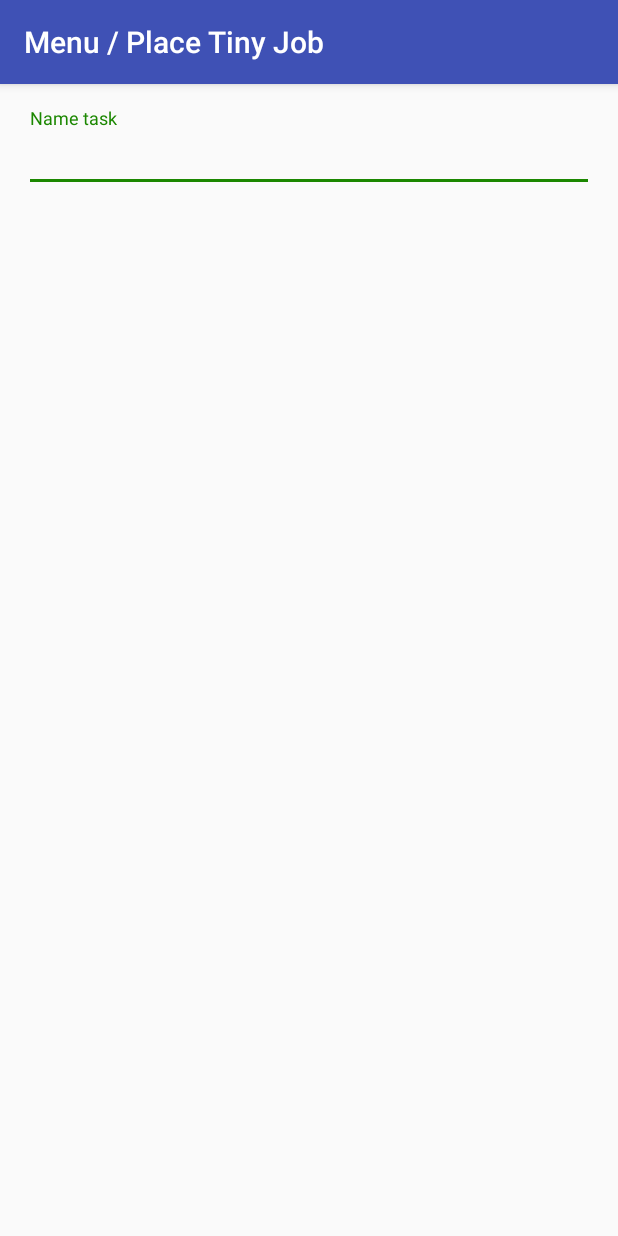
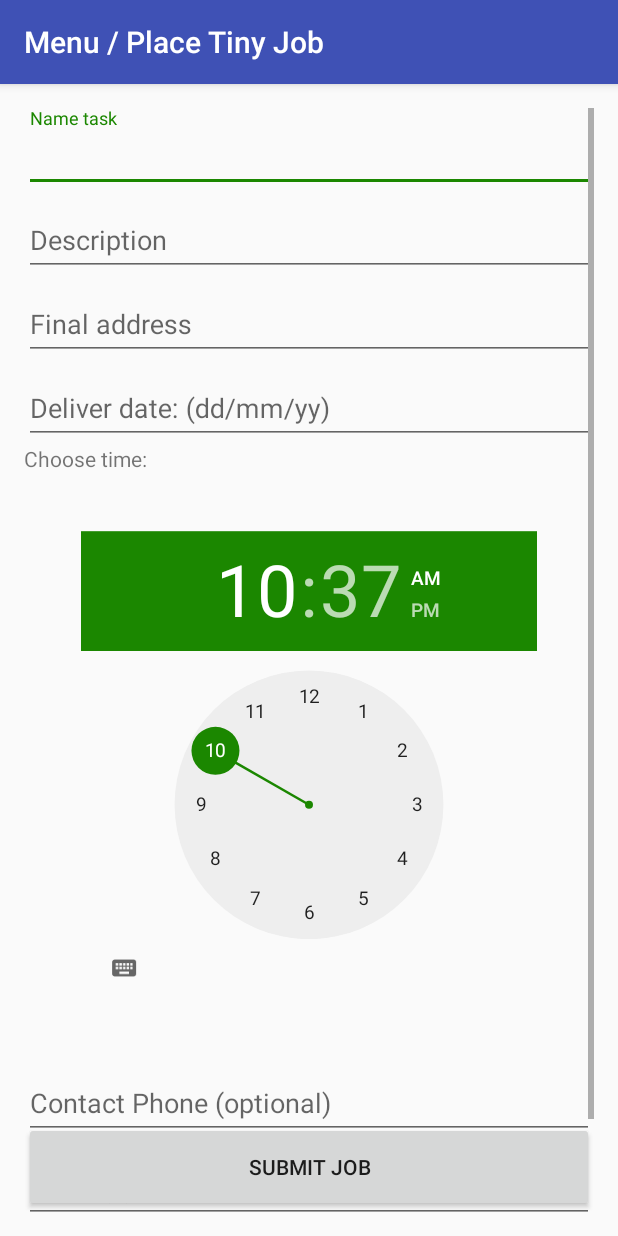
Before and after one commit to grzeprza/TinyJobs, an Android app: the PlaceTinyJob screen opened directly, with no data from a screen before it, on a phone screen of 412 x 824 dp. Run offline under Robolectric (Android 15) with nearby library versions, the phone set to English and light mode, and no system bars.

Commit message:
PlaceTinyJobs almost finished.

```diff
--- a/app/src/main/java/pl/project/gpmw/tinyjobs/PlaceTinyJob.java
+++ b/app/src/main/java/pl/project/gpmw/tinyjobs/PlaceTinyJob.java
@@ -1,13 +1,56 @@
 package pl.project.gpmw.tinyjobs;
 
+import android.app.DatePickerDialog;
 import android.os.Bundle;
 import android.support.v7.app.AppCompatActivity;
+import android.view.View;
+import android.widget.DatePicker;
+import android.widget.EditText;
+
+import java.text.SimpleDateFormat;
+import java.util.Calendar;
+import java.util.Locale;
 
 public class PlaceTinyJob extends AppCompatActivity {
+
+    Calendar myCalendar = Calendar.getInstance();
+    EditText editText_date;
+    DatePickerDialog.OnDateSetListener date;
 
     @Override
     protected void onCreate(Bundle savedInstanceState) {
         super.onCreate(savedInstanceState);
         setContentView(R.layout.activity_place_tiny_job);
+
+        date = new DatePickerDialog.OnDateSetListener()
+        {
+            @Override
+            public void onDateSet(DatePicker view, int year, int monthOfYear, int dayOfMonth) {
+                myCalendar.set(Calendar.YEAR, year);
+                myCalendar.set(Calendar.MONTH, monthOfYear);
+                myCalendar.set(Calendar.DAY_OF_MONTH, dayOfMonth);
+                updateLabel();
+            }
+        };
+
+        editText_date = (EditText) findViewById(R.id.editText_placeTinyJob_finalDate);
+        editText_date.setOnClickListener(new View.OnClickListener() {
+            @Override
+            public void onClick(View v) {
+                new DatePickerDialog(v.getContext(),
+                                        date,
+                                        myCalendar.get(Calendar.YEAR),
+                                        myCalendar.get(Calendar.MONTH),
+                                        myCalendar.get(Calendar.DAY_OF_MONTH)
+                                        ).show();
+            }
+        });
+    }
+
+    private void updateLabel()
+    {
+        String dateForme = "dd/mm/yy";
+        SimpleDateFormat simpleDateFormat = new SimpleDateFormat(dateForme, Locale.US);
+        editText_date.setText(simpleDateFormat.format(myCalendar.getTime()));
     }
 }
--- a/app/src/main/res/layout/activity_place_tiny_job.xml
+++ b/app/src/main/res/layout/activity_place_tiny_job.xml
@@ -1,5 +1,5 @@
 <?xml version="1.0" encoding="utf-8"?>
-<LinearLayout xmlns:android="http://schemas.android.com/apk/res/android"
+<RelativeLayout xmlns:android="http://schemas.android.com/apk/res/android"
     xmlns:tools="http://schemas.android.com/tools"
     android:layout_width="match_parent"
     android:layout_height="match_parent"
@@ -7,7 +7,18 @@
     android:paddingLeft="@dimen/activity_horizontal_margin"
     android:paddingRight="@dimen/activity_horizontal_margin"
     android:paddingTop="@dimen/activity_vertical_margin"
-    tools:context="pl.project.gpmw.tinyjobs.PlaceTinyJob">
+    tools:context="pl.project.gpmw.tinyjobs.PlaceTinyJob"
+    android:orientation="vertical">
+
+    <ScrollView
+        android:layout_width="match_parent"
+        android:layout_height="wrap_content">
+
+        <LinearLayout
+            android:layout_alignParentTop="true"
+            android:layout_width="match_parent"
+            android:layout_height="wrap_content"
+            android:orientation="vertical">
 
 
             <android.support.design.widget.TextInputLayout
@@ -40,5 +51,94 @@
 
             </android.support.design.widget.TextInputLayout>
 
+             <android.support.design.widget.TextInputLayout
+                android:layout_width="match_parent"
+                android:layout_height="wrap_content">
+
+            <EditText
+                android:id="@+id/editText_placeTinyJob_finalAddress"
+                android:layout_width="match_parent"
+                android:layout_height="wrap_content"
+                android:hint="Final address"
+                android:inputType="textPostalAddress"
+                android:maxLines="1"
+                android:singleLine="true" />
+
+            </android.support.design.widget.TextInputLayout>
+
+            <android.support.design.widget.TextInputLayout
+                android:layout_width="match_parent"
+                android:layout_height="wrap_content">
+
+                <EditText
+                    android:id="@+id/editText_placeTinyJob_finalDate"
+                    android:layout_width="match_parent"
+                    android:layout_height="wrap_content"
+                    android:hint="Deliver date: (dd/mm/yy)"
+                    android:layout_gravity="center_horizontal"
+                    />
+
+            </android.support.design.widget.TextInputLayout>
+
+            <TextView
+                android:layout_width="match_parent"
+                android:layout_height="wrap_content"
+                android:text="Choose time:"/>
+            <android.support.design.widget.TextInputLayout
+                android:layout_width="match_parent"
+                android:layout_height="wrap_content">
+
+                <TimePicker
+                    android:id="@+id/editText_placeTinyJob_finalTime"
+                    android:layout_width="wrap_content"
+                    android:layout_height="wrap_content"
+                    android:scaleX="0.8"
+                    android:scaleY="0.8"
+                    android:layout_gravity="center_horizontal"
+                    />
+            </android.support.design.widget.TextInputLayout>
+
+            <android.support.design.widget.TextInputLayout
+                android:layout_width="match_parent"
+                android:layout_height="wrap_content">
+
+                <EditText
+                    android:id="@+id/editText_placeTinyJob_contactPhone"
+                    android:layout_width="match_parent"
+                    android:layout_height="wrap_content"
+                    android:hint="Contact Phone (optional)"
+                    android:inputType="phone"
+                    android:maxLines="1"
+                    android:singleLine="true"
+                    />
+            </android.support.design.widget.TextInputLayout>
+
+            <android.support.design.widget.TextInputLayout
+                android:layout_width="match_parent"
+                android:layout_height="wrap_content">
+
+                <EditText
+                    android:id="@+id/editText_placeTinyJob_profit"
+                    android:layout_width="match_parent"
+                    android:layout_height="wrap_content"
+                    android:hint="Profit ($)"
+                    android:inputType="numberDecimal"
+                    android:maxLines="1"
+                    android:singleLine="true"
+                    />
+            </android.support.design.widget.TextInputLayout>
+
+            <Space
+                android:layout_width="match_parent"
+                android:layout_height="60dp" />
 
         </LinearLayout>
+
+    </ScrollView>
+
+    <Button
+        android:layout_width="match_parent"
+        android:layout_height="60dp"
+        android:text="Submit Job"
+        android:layout_alignParentBottom="true"/>
+</RelativeLayout>
```
Lines whose indentation alone changed are shown as unchanged.
